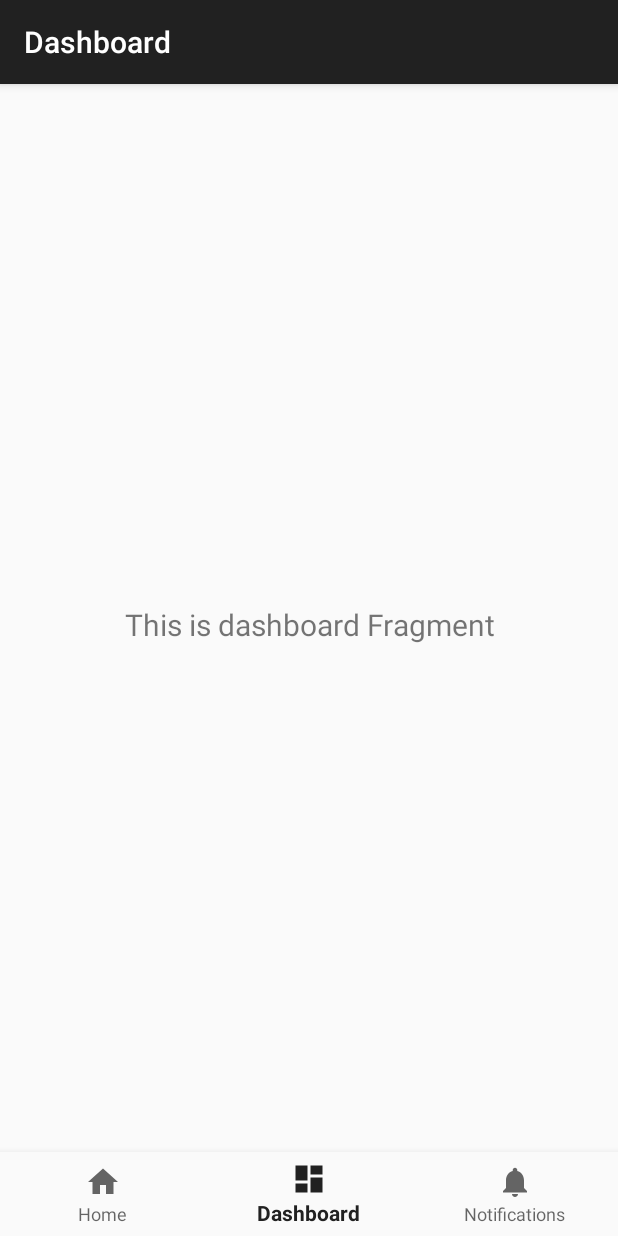
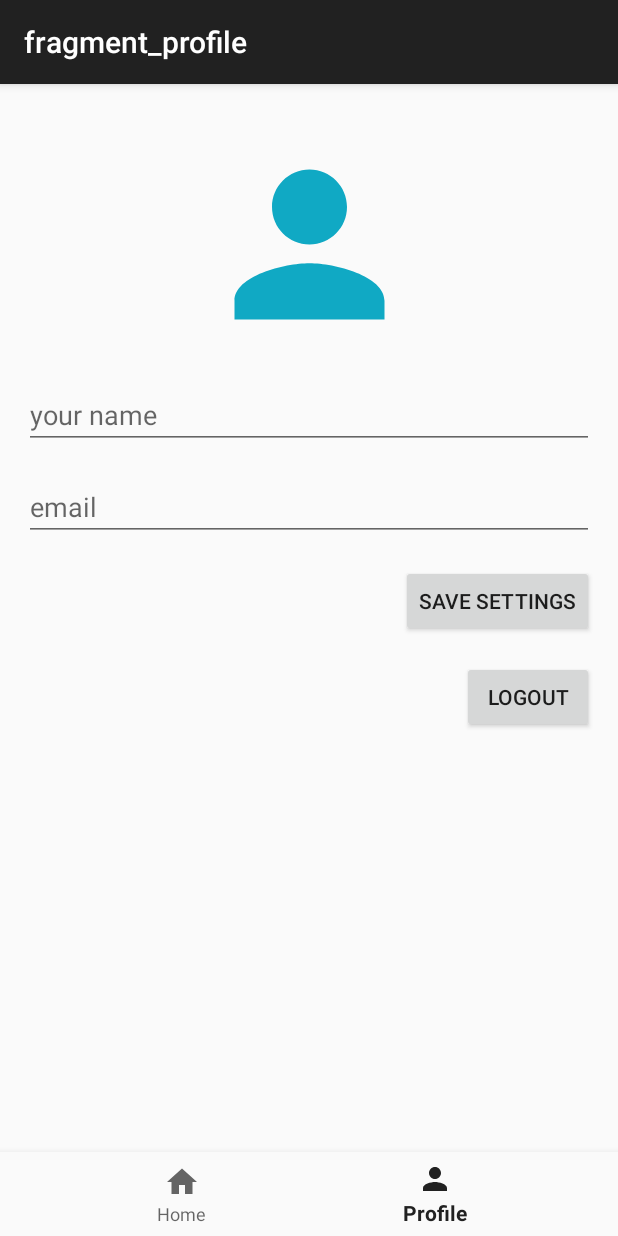
Before and after one commit to lgleto/PhotoMapsLESIPDM2122, an Android app: the screen it shows after launch once a user with an empty profile is signed in (MainActivity), item 2 of the bottom bar chosen, on a phone screen of 412 x 824 dp. Run offline under Robolectric (Android 15) with nearby library versions, the phone set to English and light mode, and no system bars; our stand-ins replace Firebase (no records; nobody signed in at launch, a user with empty details on screens opened directly), navigation-ui; 4 statements that could not run were skipped.

Commit message:
- Profile Settingsa

```diff
--- a/app/src/main/java/ipca/example/photomap/MainActivity.kt
+++ b/app/src/main/java/ipca/example/photomap/MainActivity.kt
@@ -26,7 +26,7 @@ class MainActivity : AppCompatActivity() {
         // menu should be considered as top level destinations.
         val appBarConfiguration = AppBarConfiguration(
             setOf(
-                R.id.navigation_home, R.id.navigation_dashboard, R.id.navigation_notifications
+                R.id.navigation_home, R.id.navigation_profile
             )
         )
         setupActionBarWithNavController(navController, appBarConfiguration)
--- a/app/src/main/java/ipca/example/photomap/models/User.kt
+++ b/app/src/main/java/ipca/example/photomap/models/User.kt
@@ -13,10 +13,9 @@ class User {
     fun toHashMap() : HashMap<String, Comparable<Any>?> {
         val data  = hashMapOf(
             "photo"      to photo,
-            "email"      to email,
+
             "name"       to name,
-            "last_login" to last_login,
-            "token"      to token
+
         ) as HashMap<String, Comparable<Any>?>
 
         return data
--- a/app/src/main/java/ipca/example/photomap/ui/dashboard/DashboardFragment.kt
+++ /dev/null
@@ -1,45 +0,0 @@
-package ipca.example.photomap.ui.dashboard
-
-import android.os.Bundle
-import android.view.LayoutInflater
-import android.view.View
-import android.view.ViewGroup
-import android.widget.TextView
-import androidx.fragment.app.Fragment
-import androidx.lifecycle.Observer
-import androidx.lifecycle.ViewModelProvider
-import ipca.example.photomap.R
-import ipca.example.photomap.databinding.FragmentDashboardBinding
-
-class DashboardFragment : Fragment() {
-
-    private lateinit var dashboardViewModel: DashboardViewModel
-    private var _binding: FragmentDashboardBinding? = null
-
-    // This property is only valid between onCreateView and
-    // onDestroyView.
-    private val binding get() = _binding!!
-
-    override fun onCreateView(
-        inflater: LayoutInflater,
-        container: ViewGroup?,
-        savedInstanceState: Bundle?
-    ): View? {
-        dashboardViewModel =
-            ViewModelProvider(this).get(DashboardViewModel::class.java)
-
-        _binding = FragmentDashboardBinding.inflate(inflater, container, false)
-        val root: View = binding.root
-
-        val textView: TextView = binding.textDashboard
-        dashboardViewModel.text.observe(viewLifecycleOwner, Observer {
-            textView.text = it
-        })
-        return root
-    }
-
-    override fun onDestroyView() {
-        super.onDestroyView()
-        _binding = null
-    }
-}
--- a/app/src/main/java/ipca/example/photomap/ui/dashboard/DashboardViewModel.kt
+++ /dev/null
@@ -1,13 +0,0 @@
-package ipca.example.photomap.ui.dashboard
-
-import androidx.lifecycle.LiveData
-import androidx.lifecycle.MutableLiveData
-import androidx.lifecycle.ViewModel
-
-class DashboardViewModel : ViewModel() {
-
-    private val _text = MutableLiveData<String>().apply {
-        value = "This is dashboard Fragment"
-    }
-    val text: LiveData<String> = _text
-}
--- /dev/null
+++ b/app/src/main/java/ipca/example/photomap/ui/profile/ProfileFragment.kt
@@ -0,0 +1,142 @@
+package ipca.example.photomap.ui.profile
+
+import android.app.Activity
+import android.content.Intent
+import android.graphics.Bitmap
+import android.graphics.BitmapFactory
+import android.os.Bundle
+import android.provider.MediaStore
+import androidx.fragment.app.Fragment
+import android.view.LayoutInflater
+import android.view.View
+import android.view.ViewGroup
+import android.widget.Toast
+import com.google.firebase.Timestamp
+import com.google.firebase.auth.FirebaseAuth
+import com.google.firebase.firestore.ktx.firestore
+import com.google.firebase.ktx.Firebase
+import com.google.firebase.storage.ktx.storage
+import ipca.example.photomap.MainActivity
+import ipca.example.photomap.Preferences
+import ipca.example.photomap.databinding.FragmentProfileBinding
+import ipca.example.photomap.models.User
+import java.io.ByteArrayOutputStream
+import java.util.*
+import kotlin.collections.HashMap
+
+class ProfileFragment : Fragment() {
+
+    private var _binding: FragmentProfileBinding? = null
+    private val binding get() = _binding!!
+
+    val storage = Firebase.storage
+    val storageRef = storage.reference
+    val db = Firebase.firestore
+
+    val REQUEST_IMAGE_CAPTURE = 1001
+    var bitmap : Bitmap? = null
+
+    override fun onCreateView(
+        inflater: LayoutInflater, container: ViewGroup?,
+        savedInstanceState: Bundle?
+    ): View? {
+        _binding = FragmentProfileBinding.inflate(inflater, container, false)
+        return binding.root
+    }
+
+    override fun onViewCreated(view: View, savedInstanceState: Bundle?) {
+        super.onViewCreated(view, savedInstanceState)
+        updateUI()
+
+        binding.imageViewUserPhoto.setOnClickListener {
+            val cameraIntent = Intent(MediaStore.ACTION_IMAGE_CAPTURE)
+            startActivityForResult(cameraIntent, REQUEST_IMAGE_CAPTURE)
+        }
+
+        binding.buttonSave.setOnClickListener {
+            val storage = Firebase.storage
+            val storageRef = storage.reference
+            val filename = UUID.randomUUID().toString() + ".jpg"
+            val photoRef = storageRef.child("users_photos/${filename}")
+
+            val baos = ByteArrayOutputStream()
+            bitmap?.compress(Bitmap.CompressFormat.JPEG, 80, baos)
+            val data = baos.toByteArray()
+
+            var uploadTask = photoRef.putBytes(data)
+            uploadTask.addOnFailureListener {
+                Toast.makeText(requireContext(),
+                    "Não foi possivel guardar a imagem",
+                    Toast.LENGTH_LONG).show()
+            }.addOnSuccessListener { taskSnapshot ->
+                FirebaseAuth.getInstance().currentUser?.let { fbUser ->
+                    var user = User()
+                    user.photo = filename
+                    user.name = binding.editTextName.text.toString()
+                    val db = Firebase.firestore
+                    db.collection("users")
+                        .document(fbUser.uid)
+                        .update(user.toHashMap() as Map<String, Any>)
+                        .addOnSuccessListener { documentReference ->
+                            Toast.makeText(requireContext(),
+                                "Settings guardadas com sucesso",
+                                Toast.LENGTH_LONG).show()
+                        }
+                        .addOnFailureListener { e ->
+                            Toast.makeText(requireContext(),
+                                "Falha ao guardar Settings",
+                                Toast.LENGTH_LONG).show()
+                        }
+                }
+
+
+            }
+
+
+
+
+
+        }
+
+    }
+
+    override fun onActivityResult(requestCode: Int, resultCode: Int, data: Intent?) {
+        super.onActivityResult(requestCode, resultCode, data)
+        if (requestCode == REQUEST_IMAGE_CAPTURE){
+            if(resultCode == Activity.RESULT_OK){
+                bitmap = data?.extras?.get("data") as Bitmap
+                binding.imageViewUserPhoto.setImageBitmap(bitmap)
+            }
+        }
+    }
+
+    private fun updateUI(){
+        FirebaseAuth.getInstance().currentUser?.let {
+
+            binding.editTextEmail.setText(it.email)
+
+            db.collection("users").document(it.uid)
+                .get().addOnSuccessListener {
+                    val user = User.fromHashMap(it.data as HashMap<String, Comparable<Any>?>)
+                    binding.editTextName.setText(user.name?:"")
+
+                    var userPhotoRef = user.photo?.let {
+                        storageRef.child("users_photos/${user.photo}")
+                    }
+
+                    val ONE_MEGABYTE: Long = 1024 * 1024
+                    userPhotoRef?.getBytes(ONE_MEGABYTE)?.addOnSuccessListener {
+                        // Data for "images/island.jpg" is returned, use this as needed
+                        val bitmap = BitmapFactory.decodeByteArray(it,0, it.size)
+                        binding.imageViewUserPhoto.setImageBitmap(bitmap)
+                    }?.addOnFailureListener {
+                        // Handle any errors
+                    }
+
+
+                }
+        }
+    }
+
+
+}
--- /dev/null
+++ b/app/src/main/res/drawable/ic_baseline_person_24.xml
@@ -0,0 +1,5 @@
+<vector android:height="24dp" android:tint="#10A9C4"
+    android:viewportHeight="24" android:viewportWidth="24"
+    android:width="24dp" xmlns:android="http://schemas.android.com/apk/res/android">
+    <path android:fillColor="@android:color/white" android:pathData="M12,12c2.21,0 4,-1.79 4,-4s-1.79,-4 -4,-4 -4,1.79 -4,4 1.79,4 4,4zM12,14c-2.67,0 -8,1.34 -8,4v2h16v-2c0,-2.66 -5.33,-4 -8,-4z"/>
+</vector>
--- /dev/null
+++ b/app/src/main/res/layout/fragment_profile.xml
@@ -0,0 +1,67 @@
+<?xml version="1.0" encoding="utf-8"?>
+<androidx.constraintlayout.widget.ConstraintLayout
+    xmlns:android="http://schemas.android.com/apk/res/android"
+    xmlns:app="http://schemas.android.com/apk/res-auto"
+    xmlns:tools="http://schemas.android.com/tools"
+    android:layout_width="match_parent"
+    android:layout_height="match_parent"
+    tools:context=".ui.profile.ProfileFragment">
+
+    <ImageView
+        android:id="@+id/imageViewUserPhoto"
+        android:layout_width="150dp"
+        android:layout_height="150dp"
+        android:layout_marginTop="32dp"
+        android:src="@drawable/ic_baseline_person_24"
+        app:layout_constraintEnd_toEndOf="parent"
+        app:layout_constraintStart_toStartOf="parent"
+        app:layout_constraintTop_toTopOf="parent" />
+
+    <EditText
+        android:id="@+id/editTextName"
+        android:layout_width="0dp"
+        android:layout_height="wrap_content"
+        android:layout_marginStart="16dp"
+        android:layout_marginTop="16dp"
+        android:layout_marginEnd="16dp"
+        android:ems="10"
+        android:hint="your name"
+        android:inputType="textPersonName"
+        app:layout_constraintEnd_toEndOf="parent"
+        app:layout_constraintStart_toStartOf="parent"
+        app:layout_constraintTop_toBottomOf="@+id/imageViewUserPhoto" />
+
+    <EditText
+        android:id="@+id/editTextEmail"
+        android:layout_width="0dp"
+        android:layout_height="wrap_content"
+        android:layout_marginStart="16dp"
+        android:layout_marginTop="16dp"
+        android:layout_marginEnd="16dp"
+        android:ems="10"
+        android:hint="email"
+        android:inputType="textEmailAddress"
+        app:layout_constraintEnd_toEndOf="parent"
+        app:layout_constraintStart_toStartOf="parent"
+        app:layout_constraintTop_toBottomOf="@+id/editTextName" />
+
+    <Button
+        android:id="@+id/buttonSave"
+        android:layout_width="wrap_content"
+        android:layout_height="wrap_content"
+        android:layout_marginTop="16dp"
+        android:layout_marginEnd="16dp"
+        android:text="Save Settings"
+        app:layout_constraintEnd_toEndOf="parent"
+        app:layout_constraintTop_toBottomOf="@+id/editTextEmail" />
+
+    <Button
+        android:id="@+id/buttonLogout"
+        android:layout_width="wrap_content"
+        android:layout_height="wrap_content"
+        android:layout_marginTop="16dp"
+        android:layout_marginEnd="16dp"
+        android:text="Logout"
+        app:layout_constraintEnd_toEndOf="parent"
+        app:layout_constraintTop_toBottomOf="@+id/buttonSave" />
+</androidx.constraintlayout.widget.ConstraintLayout>
--- a/app/src/main/res/menu/bottom_nav_menu.xml
+++ b/app/src/main/res/menu/bottom_nav_menu.xml
@@ -7,13 +7,10 @@
         android:title="@string/title_home" />
 
     <item
-        android:id="@+id/navigation_dashboard"
-        android:icon="@drawable/ic_dashboard_black_24dp"
-        android:title="@string/title_dashboard" />
+        android:id="@+id/navigation_profile"
+        android:icon="@drawable/ic_baseline_person_24"
+        android:title="@string/title_profile" />
 
-    <item
-        android:id="@+id/navigation_notifications"
-        android:icon="@drawable/ic_notifications_black_24dp"
-        android:title="@string/title_notifications" />
+
 
 </menu>
--- a/app/src/main/res/navigation/mobile_navigation.xml
+++ b/app/src/main/res/navigation/mobile_navigation.xml
@@ -16,19 +16,14 @@
     </fragment>
 
     <fragment
-        android:id="@+id/navigation_dashboard"
-        android:name="ipca.example.photomap.ui.dashboard.DashboardFragment"
-        android:label="@string/title_dashboard"
-        tools:layout="@layout/fragment_dashboard" />
-
-    <fragment
-        android:id="@+id/navigation_notifications"
-        android:name="ipca.example.photomap.ui.notifications.NotificationsFragment"
-        android:label="@string/title_notifications"
-        tools:layout="@layout/fragment_notifications" />
-    <fragment
         android:id="@+id/photoFragment"
         android:name="ipca.example.photomap.ui.home.PhotoFragment"
         android:label="fragment_photo"
         tools:layout="@layout/fragment_photo" />
+
+    <fragment
+        android:id="@+id/navigation_profile"
+        android:name="ipca.example.photomap.ui.profile.ProfileFragment"
+        android:label="fragment_profile"
+        tools:layout="@layout/fragment_profile" />
 </navigation>
--- a/app/src/main/res/values/strings.xml
+++ b/app/src/main/res/values/strings.xml
@@ -1,6 +1,7 @@
 <resources>
     <string name="app_name">PhotoMap</string>
     <string name="title_home">Home</string>
+    <string name="title_profile">Profile</string>
     <string name="title_dashboard">Dashboard</string>
     <string name="title_notifications">Notifications</string>
     <!-- TODO: Remove or change this placeholder text -->
--- a/build.gradle
+++ b/build.gradle
@@ -6,7 +6,7 @@ buildscript {
     }
     dependencies {
         classpath 'com.android.tools.build:gradle:7.0.4'
-        classpath "org.jetbrains.kotlin:kotlin-gradle-plugin:1.6.0"
+        classpath 'org.jetbrains.kotlin:kotlin-gradle-plugin:1.6.10'
         classpath 'com.google.gms:google-services:4.3.10'
         // NOTE: Do not place your application dependencies here; they belong
         // in the individual module build.gradle files
```
Also changed, not shown: app/src/main/java/ipca/example/photomap/ui/notifications/NotificationsFragment.kt (deleted, +0 -62 lines), app/src/main/java/ipca/example/photomap/ui/notifications/NotificationsViewModel.kt (deleted, +0 -13 lines).
